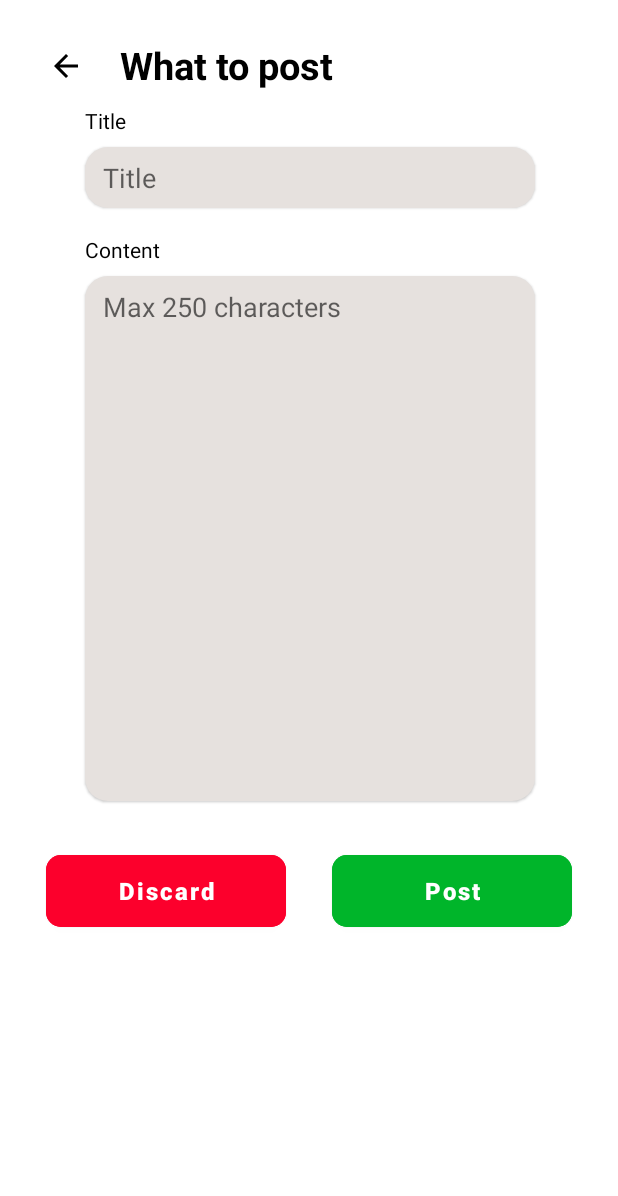
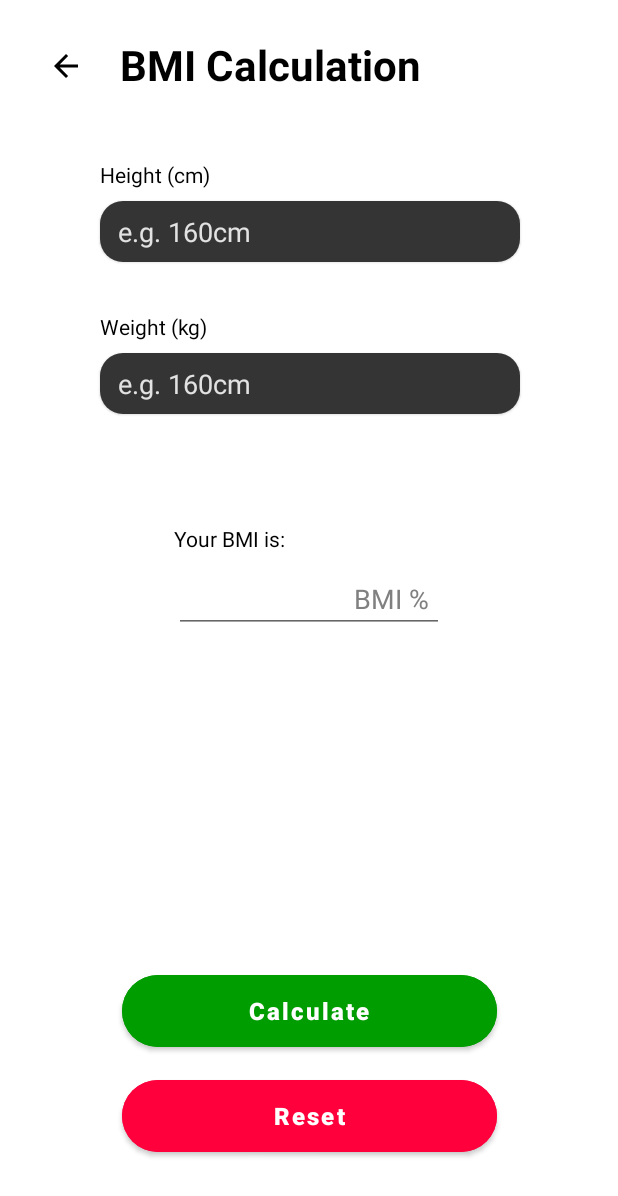
Before and after one commit to edmundlzen/nahcs, an Android app: the screen it shows after launch (NutritionistContentPosting before the commit, BMICalculation after it), on a phone screen of 412 x 824 dp. Shown: the top 1196 px of the screen. Run offline under Robolectric (Android 15) with nearby library versions, the phone set to English and light mode, and no system bars; our stand-ins replace CircleImageView.

Commit message:
Added bmi calc

```diff
--- a/app/src/main/AndroidManifest.xml
+++ b/app/src/main/AndroidManifest.xml
@@ -14,7 +14,7 @@
         android:windowSoftInputMode="adjustResize"
         tools:targetApi="31">
         <activity
-            android:name=".NutritionistContentPosting"
+            android:name=".BMICalculation"
             android:exported="true">
             <intent-filter>
                 <action android:name="android.intent.action.MAIN" />
--- /dev/null
+++ b/app/src/main/java/com/nachs/nutritionandhealthcaremanagementsystem/BMICalculation.kt
@@ -0,0 +1,41 @@
+package com.nachs.nutritionandhealthcaremanagementsystem
+
+import android.os.Bundle
+import android.view.View
+import android.widget.EditText
+import android.widget.Toast
+import androidx.appcompat.app.AppCompatActivity
+
+class BMICalculation : AppCompatActivity() {
+    override fun onCreate(savedInstanceState: Bundle?) {
+        super.onCreate(savedInstanceState)
+        setContentView(R.layout.activity_bmicalculation)
+    }
+
+    fun onClickCalculateButton(view: View) {
+        val height = findViewById<EditText>(R.id.etHeight).text.toString()
+        val weight = findViewById<EditText>(R.id.etWeight).text.toString()
+        if (height.isEmpty() || weight.isEmpty()) {
+            Toast.makeText(this, "Please enter all the fields", Toast.LENGTH_LONG).show()
+            return
+        }
+        val bmi = (weight.toDouble() / (height.toDouble() * height.toDouble())) * 10000
+        val bmiRounded = String.format("%.1f", bmi)
+        val result = findViewById<EditText>(R.id.etBMI)
+        result.setText(bmiRounded)
+    }
+
+    fun onClickResetButton(view: View) {
+        val height = findViewById<EditText>(R.id.etHeight)
+        val weight = findViewById<EditText>(R.id.etWeight)
+        val bmi = findViewById<EditText>(R.id.etBMI)
+        height.setText("")
+        weight.setText("")
+        bmi.setText("")
+    }
+
+    fun onClickBackButton(view: View) {
+        onBackPressed()
+    }
+
+}
--- /dev/null
+++ b/app/src/main/res/drawable/jet_black_rounded_background.xml
@@ -0,0 +1,12 @@
+<?xml version="1.0" encoding="utf-8"?>
+<!--  res/drawable/rounded_edittext.xml -->
+<shape xmlns:android="http://schemas.android.com/apk/res/android"
+    android:shape="rectangle">
+
+    <solid android:color="#343434" />
+    <corners
+        android:bottomRightRadius="15dp"
+        android:bottomLeftRadius="15dp"
+        android:topLeftRadius="15dp"
+        android:topRightRadius="15dp" />
+</shape>
--- /dev/null
+++ b/app/src/main/res/layout/activity_bmicalculation.xml
@@ -0,0 +1,180 @@
+<?xml version="1.0" encoding="utf-8"?>
+<androidx.constraintlayout.widget.ConstraintLayout xmlns:android="http://schemas.android.com/apk/res/android"
+    xmlns:app="http://schemas.android.com/apk/res-auto"
+    xmlns:tools="http://schemas.android.com/tools"
+    android:layout_width="match_parent"
+    android:layout_height="match_parent"
+    tools:context=".BMICalculation">
+
+    <ImageButton
+        android:id="@+id/ibBack"
+        android:layout_width="wrap_content"
+        android:layout_height="wrap_content"
+        android:layout_marginStart="32dp"
+        android:layout_marginTop="32dp"
+        android:background="?attr/selectableItemBackgroundBorderless"
+        android:onClick="onClickBackButton"
+        android:src="@drawable/ic_baseline_arrow_back_24"
+        app:layout_constraintStart_toStartOf="parent"
+        app:layout_constraintTop_toTopOf="parent" />
+
+    <TextView
+        android:id="@+id/tvTitle"
+        android:layout_width="wrap_content"
+        android:layout_height="wrap_content"
+        android:layout_marginStart="24dp"
+        android:layout_marginTop="24dp"
+        android:text="BMI Calculation"
+        android:textColor="#000000"
+        android:textSize="28sp"
+        android:textStyle="bold"
+        app:layout_constraintStart_toEndOf="@+id/ibBack"
+        app:layout_constraintTop_toTopOf="parent" />
+
+    <TextView
+        android:id="@+id/tvHeight"
+        android:layout_width="wrap_content"
+        android:layout_height="wrap_content"
+        android:layout_marginBottom="8dp"
+        android:text="Height (cm)"
+        android:textColor="#000000"
+        app:layout_constraintBottom_toTopOf="@+id/etHeight"
+        app:layout_constraintStart_toStartOf="@+id/etHeight" />
+
+    <EditText
+        android:id="@+id/etHeight"
+        android:layout_width="280dp"
+        android:layout_height="wrap_content"
+        android:background="@drawable/jet_black_rounded_background"
+        android:elevation="1dp"
+        android:ems="10"
+        android:hint="e.g. 160cm"
+        android:inputType="number"
+        android:paddingLeft="12dp"
+        android:paddingTop="8dp"
+        android:paddingBottom="8dp"
+        android:textColor="#FFFFFF"
+        android:textColorHint="#E2E2E2"
+        app:boxStrokeWidth="0dp"
+        app:boxStrokeWidthFocused="0dp"
+        app:layout_constraintBottom_toBottomOf="parent"
+        app:layout_constraintEnd_toEndOf="parent"
+        app:layout_constraintHorizontal_bias="0.504"
+        app:layout_constraintStart_toStartOf="parent"
+        app:layout_constraintTop_toBottomOf="@id/tvTitle"
+        app:layout_constraintVertical_bias="0.1" />
+
+    <TextView
+        android:id="@+id/tvWeight"
+        android:layout_width="wrap_content"
+        android:layout_height="wrap_content"
+        android:layout_marginBottom="8dp"
+        android:text="Weight (kg)"
+        android:textColor="#000000"
+        app:layout_constraintBottom_toTopOf="@+id/etWeight"
+        app:layout_constraintStart_toStartOf="@+id/etWeight" />
+
+    <EditText
+        android:id="@+id/etWeight"
+        android:layout_width="280dp"
+        android:layout_height="wrap_content"
+        android:background="@drawable/jet_black_rounded_background"
+        android:elevation="1dp"
+        android:ems="10"
+        android:hint="e.g. 160cm"
+        android:inputType="number"
+        android:paddingLeft="12dp"
+        android:paddingTop="8dp"
+        android:paddingBottom="8dp"
+        android:textColor="#FFFFFF"
+        android:textColorHint="#E2E2E2"
+        app:boxStrokeWidth="0dp"
+        app:boxStrokeWidthFocused="0dp"
+        app:layout_constraintBottom_toBottomOf="parent"
+        app:layout_constraintEnd_toEndOf="parent"
+        app:layout_constraintHorizontal_bias="0.504"
+        app:layout_constraintStart_toStartOf="parent"
+        app:layout_constraintTop_toBottomOf="@id/etHeight"
+        app:layout_constraintVertical_bias="0.1" />
+
+    <TextView
+        android:id="@+id/tvBMI"
+        android:layout_width="wrap_content"
+        android:layout_height="wrap_content"
+        android:layout_marginBottom="8dp"
+        android:text="Your BMI is:"
+        android:textColor="#000000"
+        app:layout_constraintBottom_toTopOf="@+id/rlBMI"
+        app:layout_constraintStart_toStartOf="@+id/rlBMI" />
+
+    <RelativeLayout
+        android:id="@+id/rlBMI"
+        android:layout_width="180dp"
+        android:layout_height="wrap_content"
+        android:orientation="vertical"
+        app:layout_constraintBottom_toBottomOf="parent"
+        app:layout_constraintEnd_toEndOf="parent"
+        app:layout_constraintStart_toStartOf="parent"
+        app:layout_constraintTop_toBottomOf="@id/etWeight"
+        app:layout_constraintVertical_bias="0.2">
+
+        <EditText
+            android:id="@+id/etBMI"
+            android:layout_width="match_parent"
+            android:layout_height="wrap_content"
+            android:layout_alignParentLeft="true"
+            android:layout_gravity="center"
+            android:clickable="false"
+            android:cursorVisible="false"
+            android:focusable="false"
+            android:focusableInTouchMode="false"
+            android:lines="1"
+            android:paddingRight="60dp" />
+
+        <TextView
+            android:id="@+id/tvBMIHint"
+            android:layout_width="wrap_content"
+            android:layout_height="wrap_content"
+            android:layout_alignParentRight="true"
+            android:layout_centerVertical="true"
+            android:layout_marginRight="10dp"
+            android:text="BMI %"
+            android:textColor="#808080"
+            android:textSize="18sp" />
+    </RelativeLayout>
+
+    <Button
+        android:id="@+id/btnCalculate"
+        android:layout_width="250dp"
+        android:layout_height="60dp"
+        android:layout_marginTop="72dp"
+        android:layout_marginBottom="10dp"
+        android:backgroundTint="#009d00"
+        android:onClick="onClickCalculateButton"
+        android:text="Calculate"
+        android:textAllCaps="false"
+        android:textSize="16sp"
+        android:textStyle="bold"
+        app:cornerRadius="100dp"
+        app:layout_constraintBottom_toTopOf="@+id/btnReset"
+        app:layout_constraintEnd_toEndOf="parent"
+        app:layout_constraintStart_toStartOf="parent" />
+
+    <Button
+        android:id="@+id/btnReset"
+        android:layout_width="250dp"
+        android:layout_height="60dp"
+        android:layout_marginTop="72dp"
+        android:layout_marginBottom="50dp"
+        android:backgroundTint="#FF003D"
+        android:onClick="onClickResetButton"
+        android:text="Reset"
+        android:textAllCaps="false"
+        android:textSize="16sp"
+        android:textStyle="bold"
+        app:cornerRadius="100dp"
+        app:layout_constraintBottom_toBottomOf="parent"
+        app:layout_constraintEnd_toEndOf="parent"
+        app:layout_constraintStart_toStartOf="parent" />
+
+</androidx.constraintlayout.widget.ConstraintLayout>
--- a/app/src/main/res/layout/activity_nutritionist_content_posting.xml
+++ b/app/src/main/res/layout/activity_nutritionist_content_posting.xml
@@ -50,7 +50,7 @@
             android:layout_width="300dp"
             android:layout_height="wrap_content"
             android:layout_marginTop="72dp"
-            android:background="@drawable/colored_edit_text_background"
+            android:background="@drawable/platinum_rounded_background"
             android:elevation="1dp"
             android:ems="10"
             android:foregroundTint="#E6E1DE"
@@ -81,7 +81,7 @@
             android:layout_width="300dp"
             android:layout_height="wrap_content"
             android:layout_marginTop="86dp"
-            android:background="@drawable/colored_edit_text_background"
+            android:background="@drawable/platinum_rounded_background"
             android:elevation="1dp"
             android:ems="10"
             android:foregroundTint="#E6E1DE"
--- a/app/src/main/res/layout/activity_user_login.xml
+++ b/app/src/main/res/layout/activity_user_login.xml
@@ -1,8 +1,7 @@
 <?xml version="1.0" encoding="utf-8"?>
-<androidx.constraintlayout.widget.ConstraintLayout
-    xmlns:android="http://schemas.android.com/apk/res/android"
+<androidx.constraintlayout.widget.ConstraintLayout xmlns:android="http://schemas.android.com/apk/res/android"
+    xmlns:app="http://schemas.android.com/apk/res-auto"
     xmlns:tools="http://schemas.android.com/tools"
-    xmlns:app="http://schemas.android.com/apk/res-auto"
     android:layout_width="match_parent"
     android:layout_height="match_parent"
     tools:context=".UserLogin">
@@ -53,7 +52,7 @@
         android:layout_width="300dp"
         android:layout_height="wrap_content"
         android:layout_marginTop="64dp"
-        android:background="@drawable/colored_edit_text_background"
+        android:background="@drawable/platinum_rounded_background"
         android:ems="10"
         android:foregroundTint="#E6E1DE"
         android:hint="e.g 1002"
@@ -73,7 +72,7 @@
         android:layout_width="300dp"
         android:layout_height="wrap_content"
         android:layout_marginTop="48dp"
-        android:background="@drawable/colored_edit_text_background"
+        android:background="@drawable/platinum_rounded_background"
         android:ems="10"
         android:inputType="textPassword"
         android:paddingLeft="12dp"
--- a/app/src/main/res/layout/activity_user_signup.xml
+++ b/app/src/main/res/layout/activity_user_signup.xml
@@ -1,8 +1,7 @@
 <?xml version="1.0" encoding="utf-8"?>
-<ScrollView
-    xmlns:android="http://schemas.android.com/apk/res/android"
+<ScrollView xmlns:android="http://schemas.android.com/apk/res/android"
+    xmlns:app="http://schemas.android.com/apk/res-auto"
     xmlns:tools="http://schemas.android.com/tools"
-    xmlns:app="http://schemas.android.com/apk/res-auto"
     android:layout_width="match_parent"
     android:layout_height="wrap_content"
     tools:context=".UserSignup">
@@ -61,7 +60,7 @@
             android:layout_width="300dp"
             android:layout_height="wrap_content"
             android:layout_marginTop="52dp"
-            android:background="@drawable/colored_edit_text_background"
+            android:background="@drawable/platinum_rounded_background"
             android:elevation="1dp"
             android:ems="10"
             android:foregroundTint="#E6E1DE"
@@ -82,7 +81,7 @@
             android:layout_width="300dp"
             android:layout_height="wrap_content"
             android:layout_marginTop="52dp"
-            android:background="@drawable/colored_edit_text_background"
+            android:background="@drawable/platinum_rounded_background"
             android:ems="10"
             android:hint="Enter your password"
             android:inputType="textPassword"
@@ -179,7 +178,7 @@
             android:layout_width="300dp"
             android:layout_height="wrap_content"
             android:layout_marginTop="40dp"
-            android:background="@drawable/colored_edit_text_background"
+            android:background="@drawable/platinum_rounded_background"
             android:elevation="1dp"
             android:spinnerMode="dropdown"
             app:layout_constraintEnd_toEndOf="parent"
@@ -191,7 +190,7 @@
             android:layout_width="300dp"
             android:layout_height="40dp"
             android:layout_marginTop="52dp"
-            android:background="@drawable/colored_edit_text_background"
+            android:background="@drawable/platinum_rounded_background"
             android:elevation="1dp"
             android:onClick="onClickSelectDateButton"
             android:text="Select a date"
@@ -205,7 +204,7 @@
             android:layout_width="300dp"
             android:layout_height="wrap_content"
             android:layout_marginTop="52dp"
-            android:background="@drawable/colored_edit_text_background"
+            android:background="@drawable/platinum_rounded_background"
             android:ems="10"
             android:hint="Enter your email address"
             android:inputType="textEmailAddress"
@@ -222,7 +221,7 @@
             android:layout_width="300dp"
             android:layout_height="wrap_content"
             android:layout_marginTop="52dp"
-            android:background="@drawable/colored_edit_text_background"
+            android:background="@drawable/platinum_rounded_background"
             android:ems="10"
             android:hint="Enter your phone number"
             android:inputType="phone"
```
Also changed, not shown: app/src/main/res/drawable/platinum_rounded_background.xml (renamed from app/src/main/res/drawable/colored_edit_text_background.xml).
